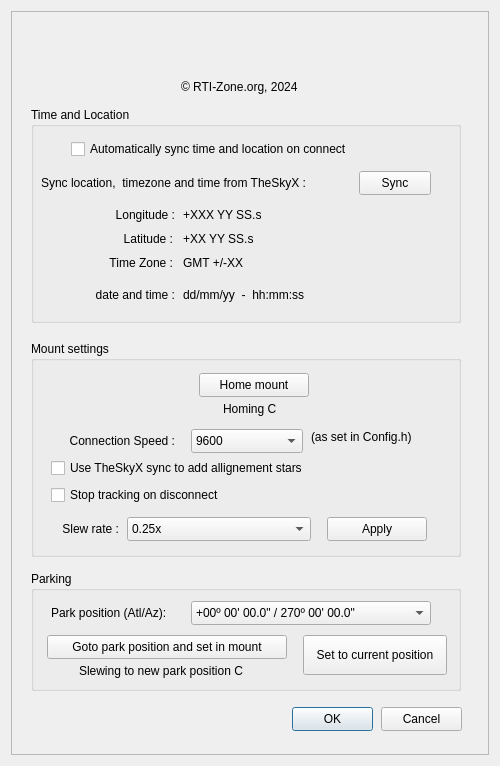
Old version of the form OnStep.ui in the repository rpineau/OnStep.
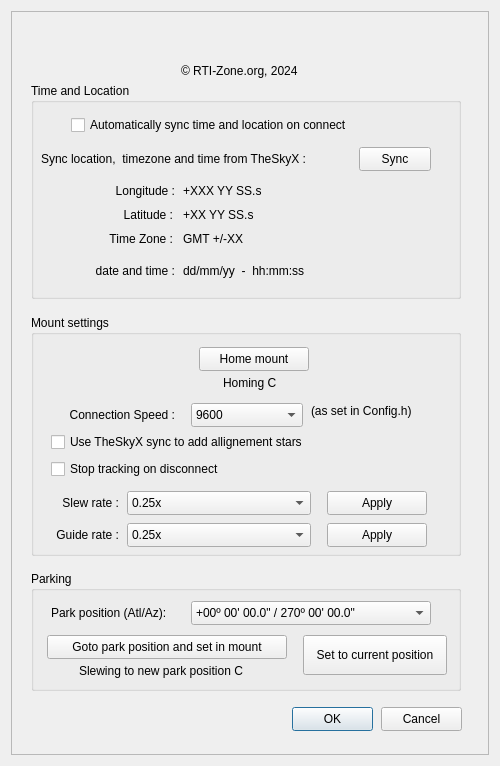
New version of the form. Icons and pictures are not drawn. Custom widgets are drawn as their Qt base class.

Commit message: Adding UI element to selected guide rate (for pulse guiding).

Diff of the .ui file:
```diff
--- a/OnStep.ui
+++ b/OnStep.ui
@@ -100,7 +100,7 @@
       <property name="geometry">
        <rect>
         <x>20</x>
-        <y>96</y>
+        <y>72</y>
         <width>430</width>
         <height>216</height>
        </rect>
@@ -271,9 +271,9 @@
       <property name="geometry">
        <rect>
         <x>170</x>
-        <y>60</y>
+        <y>48</y>
         <width>144</width>
-        <height>32</height>
+        <height>24</height>
        </rect>
       </property>
       <property name="text">
@@ -306,9 +306,9 @@
       <property name="geometry">
        <rect>
         <x>20</x>
-        <y>330</y>
+        <y>304</y>
         <width>430</width>
-        <height>216</height>
+        <height>241</height>
        </rect>
       </property>
       <property name="title">
@@ -524,6 +524,60 @@
         <string>Apply</string>
        </property>
       </widget>
+      <widget class="QPushButton" name="pushButton_6">
+       <property name="geometry">
+        <rect>
+         <x>296</x>
+         <y>208</y>
+         <width>100</width>
+         <height>24</height>
+        </rect>
+       </property>
+       <property name="text">
+        <string>Apply</string>
+       </property>
+      </widget>
+      <widget class="QComboBox" name="comboBox_4">
+       <property name="geometry">
+        <rect>
+         <x>96</x>
+         <y>208</y>
+         <width>184</width>
+         <height>24</height>
+        </rect>
+       </property>
+       <item>
+        <property name="text">
+         <string>0.25x</string>
+        </property>
+       </item>
+       <item>
+        <property name="text">
+         <string>0.5x</string>
+        </property>
+       </item>
+       <item>
+        <property name="text">
+         <string>1x (Guide)</string>
+        </property>
+       </item>
+      </widget>
+      <widget class="QLabel" name="label_8">
+       <property name="geometry">
+        <rect>
+         <x>16</x>
+         <y>208</y>
+         <width>72</width>
+         <height>24</height>
+        </rect>
+       </property>
+       <property name="text">
+        <string>Guide rate :</string>
+       </property>
+       <property name="alignment">
+        <set>Qt::AlignRight|Qt::AlignTrailing|Qt::AlignVCenter</set>
+       </property>
+      </widget>
      </widget>
      <widget class="QGroupBox" name="groupBox_3">
       <property name="geometry">
```
